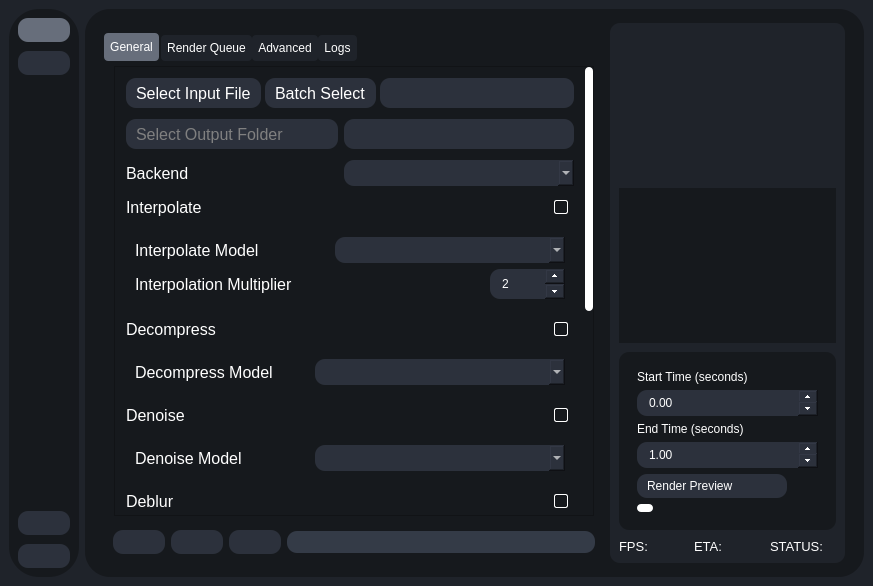
First picture: the form in testRVEInterface.ui, repository gokulmc/enhance_crop, before the edit.
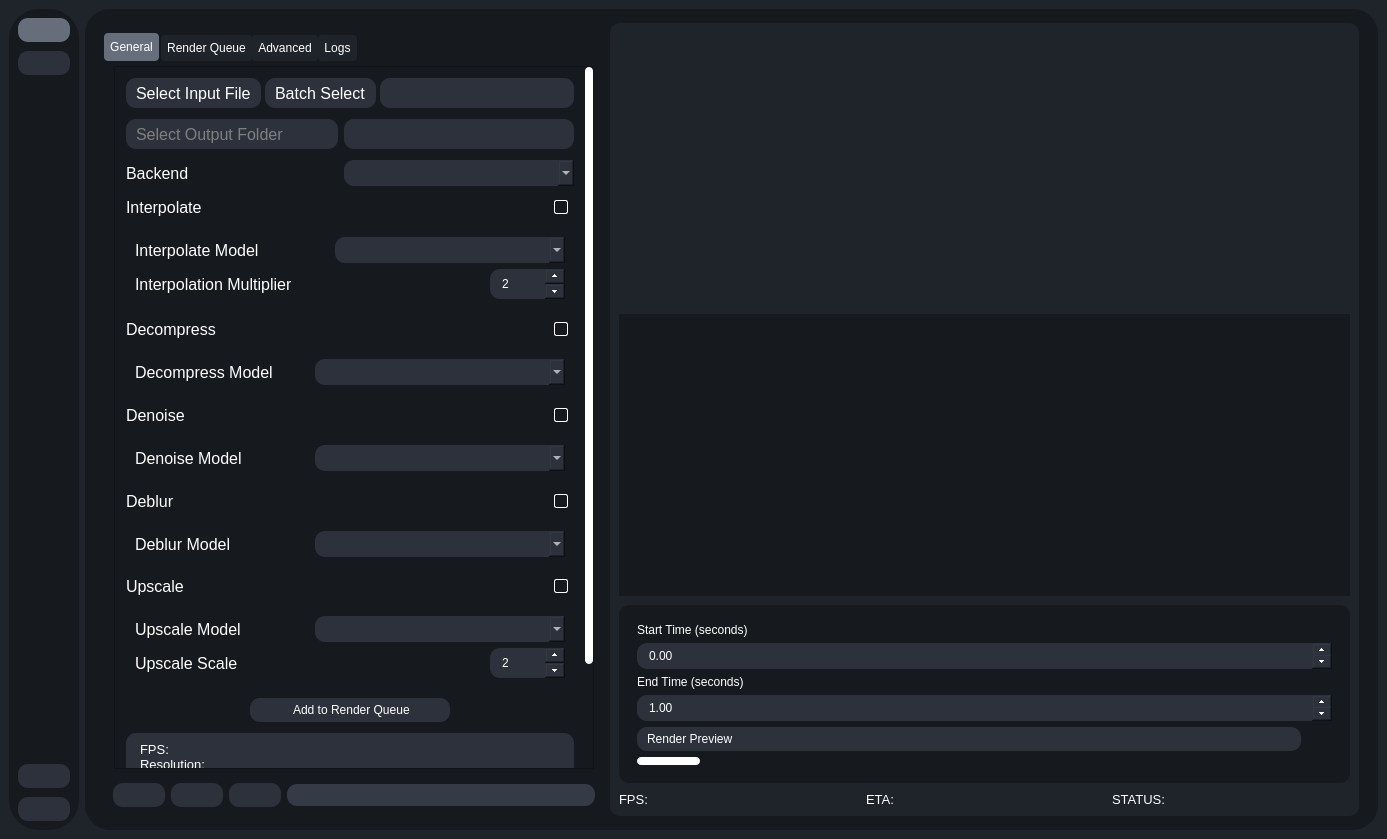
Second picture: the form after the edit. The open tabs and pages were chosen to show the change. Icons and pictures are not drawn.

The edit to the form file:
```diff
--- a/testRVEInterface.ui
+++ b/testRVEInterface.ui
@@ -5,8 +5,8 @@
    <rect>
     <x>0</x>
     <y>0</y>
-    <width>0</width>
-    <height>0</height>
+    <width>1387</width>
+    <height>839</height>
    </rect>
   </property>
   <property name="sizePolicy">
@@ -1089,9 +1089,9 @@
                                  <property name="geometry">
                                   <rect>
                                    <x>0</x>
-                                   <y>-366</y>
+                                   <y>0</y>
                                    <width>470</width>
-                                   <height>868</height>
+                                   <height>851</height>
                                   </rect>
                                  </property>
                                  <layout class="QVBoxLayout" name="verticalLayout_32">
@@ -2204,21 +2204,21 @@
                                      <bool>true</bool>
                                     </property>
                                     <property name="html">
-                                     <string notr="true">&lt;!DOCTYPE HTML PUBLIC "-//W3C//DTD HTML 4.0//EN" "http://www.w3.org/TR/REC-html40/strict.dtd"&gt;
-&lt;html&gt;&lt;head&gt;&lt;meta name="qrichtext" content="1" /&gt;&lt;meta charset="utf-8" /&gt;&lt;style type="text/css"&gt;
+                                     <string notr="true">&lt;!DOCTYPE HTML PUBLIC &quot;-//W3C//DTD HTML 4.0//EN&quot; &quot;http://www.w3.org/TR/REC-html40/strict.dtd&quot;&gt;
+&lt;html&gt;&lt;head&gt;&lt;meta name=&quot;qrichtext&quot; content=&quot;1&quot; /&gt;&lt;meta charset=&quot;utf-8&quot; /&gt;&lt;style type=&quot;text/css&quot;&gt;
 p, li { white-space: pre-wrap; }
 hr { height: 1px; border-width: 0; }
-li.unchecked::marker { content: "\2610"; }
-li.checked::marker { content: "\2612"; }
-&lt;/style&gt;&lt;/head&gt;&lt;body style=" font-family:'Noto Sans'; font-size:10pt; font-weight:400; font-style:normal;"&gt;
-&lt;p style=" margin-top:0px; margin-bottom:0px; margin-left:0px; margin-right:0px; -qt-block-indent:0; text-indent:0px;"&gt;&lt;span style=" font-family:'Sans Serif';"&gt;FPS:&lt;/span&gt;&lt;/p&gt;
-&lt;p style=" margin-top:0px; margin-bottom:0px; margin-left:0px; margin-right:0px; -qt-block-indent:0; text-indent:0px;"&gt;&lt;span style=" font-family:'Sans Serif';"&gt;Resolution:&lt;/span&gt;&lt;/p&gt;
-&lt;p style=" margin-top:0px; margin-bottom:0px; margin-left:0px; margin-right:0px; -qt-block-indent:0; text-indent:0px;"&gt;&lt;span style=" font-family:'Sans Serif';"&gt;Frame Count:&lt;/span&gt;&lt;/p&gt;
-&lt;p style=" margin-top:0px; margin-bottom:0px; margin-left:0px; margin-right:0px; -qt-block-indent:0; text-indent:0px;"&gt;&lt;span style=" font-family:'Sans Serif';"&gt;Bitrate:&lt;/span&gt;&lt;/p&gt;
-&lt;p style=" margin-top:0px; margin-bottom:0px; margin-left:0px; margin-right:0px; -qt-block-indent:0; text-indent:0px;"&gt;&lt;span style=" font-family:'Sans Serif';"&gt;Encoder:&lt;/span&gt;&lt;/p&gt;
-&lt;p style=" margin-top:0px; margin-bottom:0px; margin-left:0px; margin-right:0px; -qt-block-indent:0; text-indent:0px;"&gt;&lt;span style=" font-family:'Sans Serif';"&gt;Container:&lt;/span&gt;&lt;/p&gt;
-&lt;p style=" margin-top:0px; margin-bottom:0px; margin-left:0px; margin-right:0px; -qt-block-indent:0; text-indent:0px;"&gt;&lt;span style=" font-family:'Sans Serif';"&gt;Color Space:&lt;/span&gt;&lt;/p&gt;
-&lt;p style=" margin-top:0px; margin-bottom:0px; margin-left:0px; margin-right:0px; -qt-block-indent:0; text-indent:0px;"&gt;&lt;span style=" font-family:'Sans Serif';"&gt;Pixel Format:&lt;/span&gt;&lt;/p&gt;&lt;/body&gt;&lt;/html&gt;</string>
+li.unchecked::marker { content: &quot;\2610&quot;; }
+li.checked::marker { content: &quot;\2612&quot;; }
+&lt;/style&gt;&lt;/head&gt;&lt;body style=&quot; font-family:'Segoe UI'; font-size:9pt; font-weight:400; font-style:normal;&quot;&gt;
+&lt;p style=&quot; margin-top:0px; margin-bottom:0px; margin-left:0px; margin-right:0px; -qt-block-indent:0; text-indent:0px;&quot;&gt;&lt;span style=&quot; font-family:'Sans Serif'; font-size:10pt;&quot;&gt;FPS:&lt;/span&gt;&lt;/p&gt;
+&lt;p style=&quot; margin-top:0px; margin-bottom:0px; margin-left:0px; margin-right:0px; -qt-block-indent:0; text-indent:0px;&quot;&gt;&lt;span style=&quot; font-family:'Sans Serif'; font-size:10pt;&quot;&gt;Resolution:&lt;/span&gt;&lt;/p&gt;
+&lt;p style=&quot; margin-top:0px; margin-bottom:0px; margin-left:0px; margin-right:0px; -qt-block-indent:0; text-indent:0px;&quot;&gt;&lt;span style=&quot; font-family:'Sans Serif'; font-size:10pt;&quot;&gt;Frame Count:&lt;/span&gt;&lt;/p&gt;
+&lt;p style=&quot; margin-top:0px; margin-bottom:0px; margin-left:0px; margin-right:0px; -qt-block-indent:0; text-indent:0px;&quot;&gt;&lt;span style=&quot; font-family:'Sans Serif'; font-size:10pt;&quot;&gt;Bitrate:&lt;/span&gt;&lt;/p&gt;
+&lt;p style=&quot; margin-top:0px; margin-bottom:0px; margin-left:0px; margin-right:0px; -qt-block-indent:0; text-indent:0px;&quot;&gt;&lt;span style=&quot; font-family:'Sans Serif'; font-size:10pt;&quot;&gt;Encoder:&lt;/span&gt;&lt;/p&gt;
+&lt;p style=&quot; margin-top:0px; margin-bottom:0px; margin-left:0px; margin-right:0px; -qt-block-indent:0; text-indent:0px;&quot;&gt;&lt;span style=&quot; font-family:'Sans Serif'; font-size:10pt;&quot;&gt;Container:&lt;/span&gt;&lt;/p&gt;
+&lt;p style=&quot; margin-top:0px; margin-bottom:0px; margin-left:0px; margin-right:0px; -qt-block-indent:0; text-indent:0px;&quot;&gt;&lt;span style=&quot; font-family:'Sans Serif'; font-size:10pt;&quot;&gt;Color Space:&lt;/span&gt;&lt;/p&gt;
+&lt;p style=&quot; margin-top:0px; margin-bottom:0px; margin-left:0px; margin-right:0px; -qt-block-indent:0; text-indent:0px;&quot;&gt;&lt;span style=&quot; font-family:'Sans Serif'; font-size:10pt;&quot;&gt;Pixel Format:&lt;/span&gt;&lt;/p&gt;&lt;/body&gt;&lt;/html&gt;</string>
                                     </property>
                                    </widget>
                                   </item>
```
Left out of the diff: 273 changed lines with no effect on the pictures.
